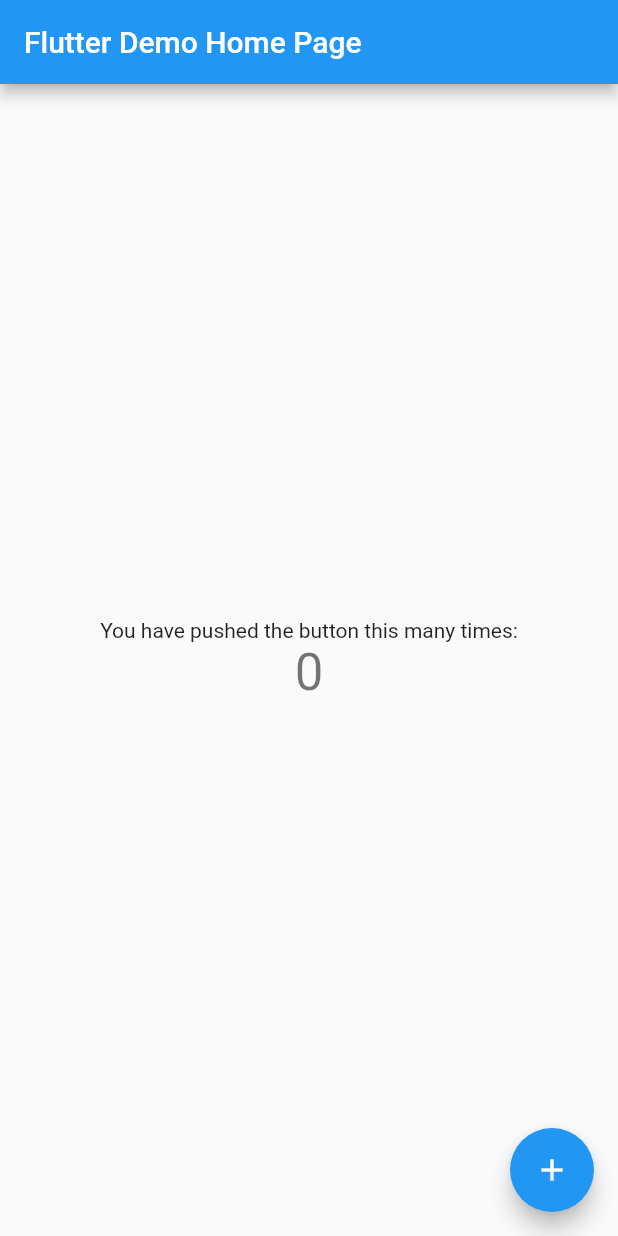
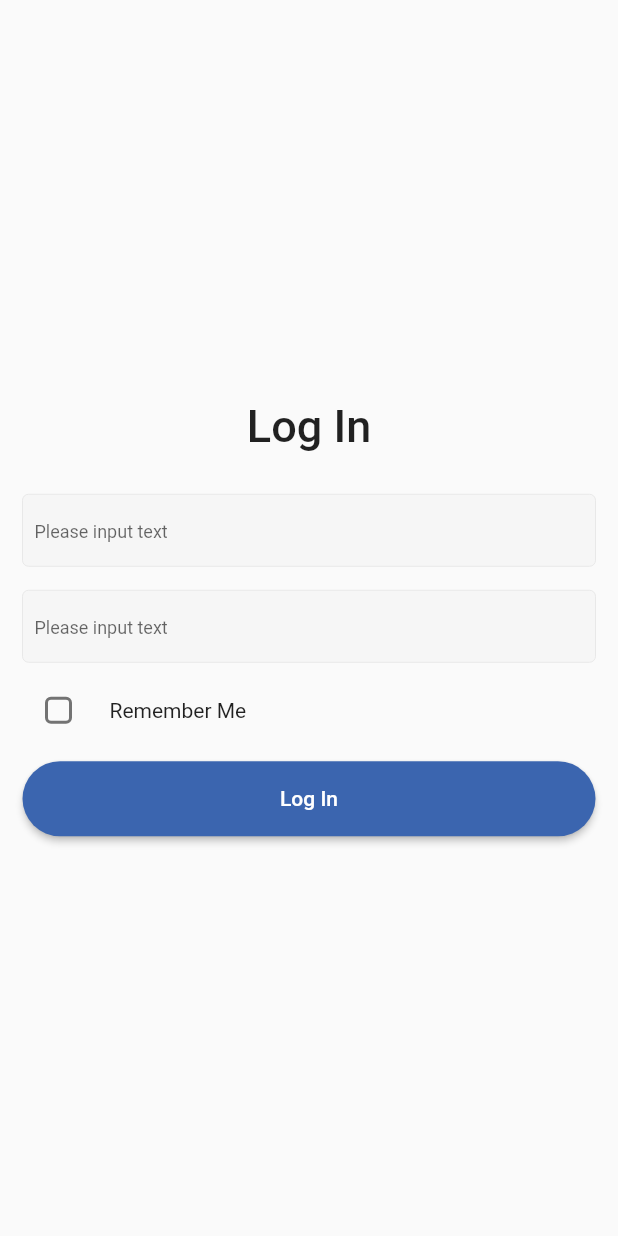
Before and after one commit to kimchhaychheng555/AKISNI-APP, a Flutter app: the screen it shows after launch, on a phone screen of 412 x 824 dp. Run offline on Flutter 3.47's test engine with Material 2 defaults, Android fonts, the phone set to English and light mode, and no system bars; our stand-ins replace get; missing offline and left inert: dart:ffi.

Commit message:
login screen and home screen

```diff
--- /dev/null
+++ b/akisni_app/lib/app.dart
@@ -0,0 +1,25 @@
+import 'package:akisni_app/screens/login_view.dart';
+import 'package:flutter/material.dart';
+import 'package:flutter/src/widgets/container.dart';
+import 'package:flutter/src/widgets/framework.dart';
+
+class App extends StatelessWidget {
+  const App({super.key});
+
+  @override
+  Widget build(BuildContext context) {
+    return Akisni();
+  }
+}
+
+class Akisni extends StatelessWidget {
+  const Akisni({super.key});
+
+  @override
+  Widget build(BuildContext context) {
+    return MaterialApp(
+      debugShowCheckedModeBanner: false,
+      home: LoginView(),
+    );
+  }
+}
--- /dev/null
+++ b/akisni_app/lib/component/button_component.dart
@@ -0,0 +1,37 @@
+import 'package:akisni_app/constants/constant.dart';
+import 'package:flutter/material.dart';
+import 'package:flutter/src/widgets/container.dart';
+import 'package:flutter/src/widgets/framework.dart';
+
+class ButtonComponent extends StatelessWidget {
+  final String titleButton;
+  final void Function()? onClick;
+  const ButtonComponent({
+    super.key,
+    this.onClick,
+    this.titleButton = 'Button',
+  });
+
+  @override
+  Widget build(BuildContext context) {
+    return SizedBox(
+      height: 50,
+      width: double.infinity,
+      child: ElevatedButton(
+        style: ElevatedButton.styleFrom(
+          primary: AppColors.pramiryColor,
+          shape: RoundedRectangleBorder(
+            borderRadius: BorderRadius.circular(32.0),
+          ), //////// HERE
+        ),
+        onPressed: () {
+          onClick!();
+        },
+        child: Text(
+          titleButton,
+          style: TextStyle(),
+        ),
+      ),
+    );
+  }
+}
--- /dev/null
+++ b/akisni_app/lib/component/check_box_component.dart
@@ -0,0 +1,45 @@
+import 'dart:ffi';
+
+import 'package:akisni_app/constants/constant.dart';
+import 'package:flutter/material.dart';
+import 'package:flutter/src/widgets/container.dart';
+import 'package:flutter/src/widgets/framework.dart';
+
+class CheckBoxComponent extends StatefulWidget {
+  final String textContent;
+  final bool isChecked;
+  const CheckBoxComponent({
+    super.key,
+    this.isChecked = false,
+    required this.textContent,
+  });
+
+  @override
+  State<CheckBoxComponent> createState() => _CheckBoxComponentState();
+}
+
+class _CheckBoxComponentState extends State<CheckBoxComponent> {
+  @override
+  Widget build(BuildContext context) {
+    return Row(
+      children: [
+        Checkbox(
+          shape: RoundedRectangleBorder(
+            borderRadius: BorderRadius.circular(4.0),
+          ),
+          checkColor: Colors.white,
+          value: widget.isChecked,
+          onChanged: (bool? value) {
+            setState(() {
+              widget.isChecked == value!;
+            });
+          },
+        ),
+        SizedBox(
+          width: 10,
+        ),
+        Text('${widget.textContent}'),
+      ],
+    );
+  }
+}
--- /dev/null
+++ b/akisni_app/lib/component/drawer_component.dart
@@ -0,0 +1,43 @@
+import 'package:akisni_app/constants/constant.dart';
+import 'package:flutter/material.dart';
+import 'package:flutter/src/widgets/container.dart';
+import 'package:flutter/src/widgets/framework.dart';
+
+class DrawerComponent extends StatelessWidget {
+  const DrawerComponent({super.key});
+
+  @override
+  Widget build(BuildContext context) {
+    return Drawer(
+      child: Container(
+        color: AppColors.pramiryColor,
+        child: ListView(
+          padding: EdgeInsets.zero,
+          children: [
+            SizedBox(
+              height: 130,
+              child: const DrawerHeader(
+                decoration: BoxDecoration(
+                  color: AppColors.pramiryColor,
+                ),
+                child: ListTile(
+                  leading: FlutterLogo(),
+                  title: Text('Chay'),
+                  subtitle: Text('Admin'),
+                ),
+              ),
+            ),
+            ListTile(
+              title: const Text('Item 1'),
+              onTap: () {},
+            ),
+            ListTile(
+              title: const Text('Item 2'),
+              onTap: () {},
+            ),
+          ],
+        ),
+      ),
+    );
+  }
+}
--- /dev/null
+++ b/akisni_app/lib/component/input_text_component.dart
@@ -0,0 +1,38 @@
+import 'package:akisni_app/constants/constant.dart';
+import 'package:flutter/material.dart';
+import 'package:flutter/src/widgets/container.dart';
+import 'package:flutter/src/widgets/framework.dart';
+
+class InputTextComponent extends StatelessWidget {
+  final String placeholder;
+  const InputTextComponent({
+    super.key,
+    this.placeholder = 'Please input text',
+  });
+
+  @override
+  Widget build(BuildContext context) {
+    return Container(
+      margin: AppSpacing.marginInputText,
+      child: TextField(
+        decoration: InputDecoration(
+          hintStyle: TextStyle(
+            fontSize: 12,
+          ),
+          contentPadding: AppSpacing.paddingContentInputeText,
+          fillColor: AppColors.bgInputText,
+          filled: true,
+          enabledBorder: const OutlineInputBorder(
+            // width: 0.0 produces a thin "hairline" border
+            borderSide: const BorderSide(
+                color: AppColors.bgBorderInputText, width: 0.0),
+          ),
+          border: OutlineInputBorder(
+            borderRadius: BorderRadius.circular(4.0),
+          ),
+          hintText: placeholder,
+        ),
+      ),
+    );
+  }
+}
--- a/akisni_app/lib/constants/constant.dart
+++ b/akisni_app/lib/constants/constant.dart
@@ -0,0 +1,15 @@
+import 'package:flutter/cupertino.dart';
+
+class AppSpacing {
+  AppSpacing._();
+  static const bodyPandding = EdgeInsets.only(left: 15, right: 15);
+  static const marginInputText = EdgeInsets.only(top: 8, bottom: 8);
+  static const paddingContentInputeText = EdgeInsets.all(8);
+}
+
+class AppColors {
+  AppColors._();
+  static const pramiryColor = Color(0xFF3B65AF);
+  static const bgInputText = Color(0xFFF6F6F6);
+  static const bgBorderInputText = Color(0xFFE8E8E8);
+}
--- /dev/null
+++ b/akisni_app/lib/controllers/home_controller.dart
@@ -0,0 +1,7 @@
+import 'package:get/get.dart';
+
+class HomeController extends GetxController {
+  var count = 0.obs;
+
+  void incresss() {}
+}
--- a/akisni_app/lib/main.dart
+++ b/akisni_app/lib/main.dart
@@ -1,67 +1,8 @@
+import 'package:akisni_app/app.dart';
+import 'package:akisni_app/controllers/home_controller.dart';
 import 'package:flutter/material.dart';
+import 'package:get/get.dart';
 
 void main() {
-  runApp(const MyApp());
+  runApp(const App());
 }
-
-class MyApp extends StatelessWidget {
-  const MyApp({Key? key}) : super(key: key);
-
-  // This widget is the root of your application.
-  @override
-  Widget build(BuildContext context) {
-    return MaterialApp(
-      title: 'Flutter Demo',
-      theme: ThemeData(
-        primarySwatch: Colors.blue,
-      ),
-      home: const MyHomePage(title: 'Flutter Demo Home Page'),
-    );
-  }
-}
-
-class MyHomePage extends StatefulWidget {
-  const MyHomePage({Key? key, required this.title}) : super(key: key);
-  final String title;
-
-  @override
-  State<MyHomePage> createState() => _MyHomePageState();
-}
-
-class _MyHomePageState extends State<MyHomePage> {
-  int _counter = 0;
-
-  void _incrementCounter() {
-    setState(() {
-      _counter++;
-    });
-  }
-
-  @override
-  Widget build(BuildContext context) {
-    return Scaffold(
-      appBar: AppBar(
-        title: Text(widget.title),
-      ),
-      body: Center(
-        child: Column(
-          mainAxisAlignment: MainAxisAlignment.center,
-          children: <Widget>[
-            const Text(
-              'You have pushed the button this many times:',
-            ),
-            Text(
-              '$_counter',
-              style: Theme.of(context).textTheme.headline4,
-            ),
-          ],
-        ),
-      ),
-      floatingActionButton: FloatingActionButton(
-        onPressed: _incrementCounter,
-        tooltip: 'Increment',
-        child: const Icon(Icons.add),
-      ),
-    );
-  }
-}
--- /dev/null
+++ b/akisni_app/lib/screens/home_view.dart
@@ -0,0 +1,26 @@
+import 'package:akisni_app/component/drawer_component.dart';
+import 'package:akisni_app/constants/constant.dart';
+import 'package:flutter/material.dart';
+import 'package:flutter/src/widgets/container.dart';
+import 'package:flutter/src/widgets/framework.dart';
+
+class HomeView extends StatefulWidget {
+  const HomeView({super.key});
+
+  @override
+  State<HomeView> createState() => _HomeViewState();
+}
+
+class _HomeViewState extends State<HomeView> {
+  @override
+  Widget build(BuildContext context) {
+    return Scaffold(
+      appBar: AppBar(
+        elevation: 0,
+        backgroundColor: AppColors.pramiryColor,
+        title: Text('Home'),
+      ),
+      drawer: DrawerComponent(),
+    );
+  }
+}
--- /dev/null
+++ b/akisni_app/lib/screens/login_view.dart
@@ -0,0 +1,53 @@
+import 'package:akisni_app/app.dart';
+import 'package:akisni_app/component/button_component.dart';
+import 'package:akisni_app/component/check_box_component.dart';
+import 'package:akisni_app/component/input_text_component.dart';
+import 'package:akisni_app/constants/constant.dart';
+import 'package:akisni_app/screens/home_view.dart';
+import 'package:flutter/cupertino.dart';
+import 'package:flutter/material.dart';
+import 'package:flutter/src/widgets/container.dart';
+import 'package:flutter/src/widgets/framework.dart';
+
+class LoginView extends StatelessWidget {
+  const LoginView({super.key});
+
+  @override
+  Widget build(BuildContext context) {
+    return Scaffold(
+      body: Padding(
+        padding: AppSpacing.bodyPandding,
+        child: Column(
+            crossAxisAlignment: CrossAxisAlignment.center,
+            mainAxisAlignment: MainAxisAlignment.center,
+            children: [
+              Text(
+                'Log In',
+                style: TextStyle(
+                  fontSize: 30,
+                  fontWeight: FontWeight.w500,
+                ),
+              ),
+              SizedBox(
+                height: 20,
+              ),
+              InputTextComponent(),
+              InputTextComponent(),
+              CheckBoxComponent(textContent: 'Remember Me'),
+              SizedBox(
+                height: 10,
+              ),
+              ButtonComponent(
+                onClick: () {
+                  Navigator.push(
+                    context,
+                    MaterialPageRoute(builder: (context) => const HomeView()),
+                  );
+                },
+                titleButton: 'Log In',
+              ),
+            ]),
+      ),
+    );
+  }
+}
```
Also changed, not shown: akisni_app/lib/controllers/login_controller.dart (added), 1 other file.
